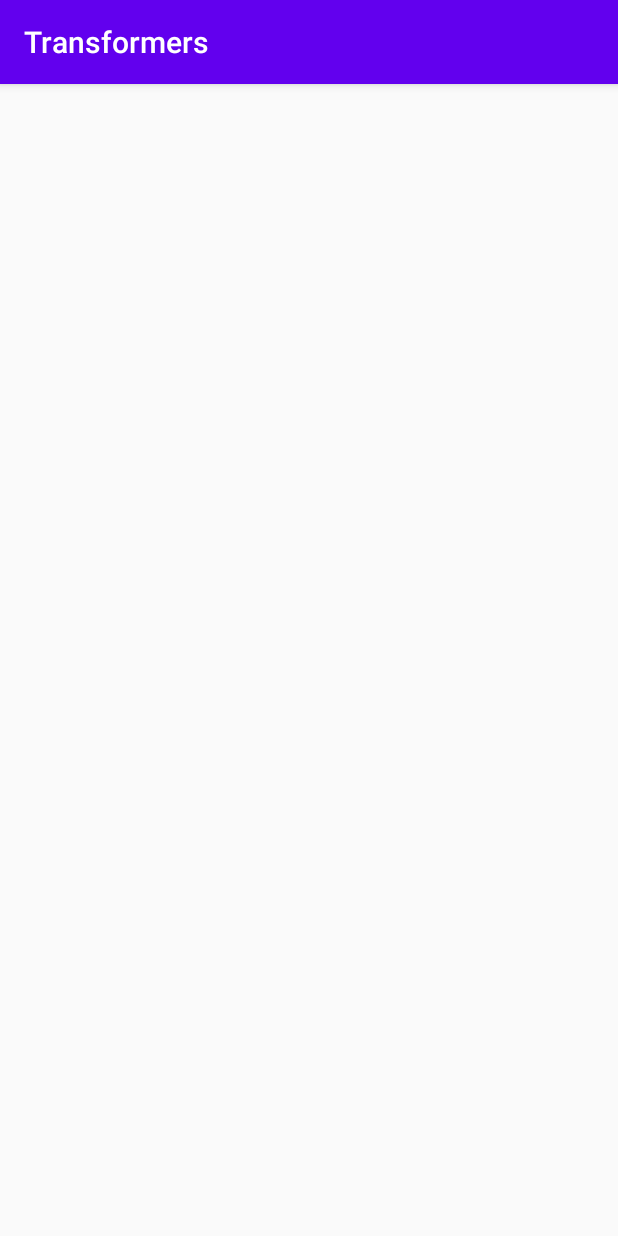
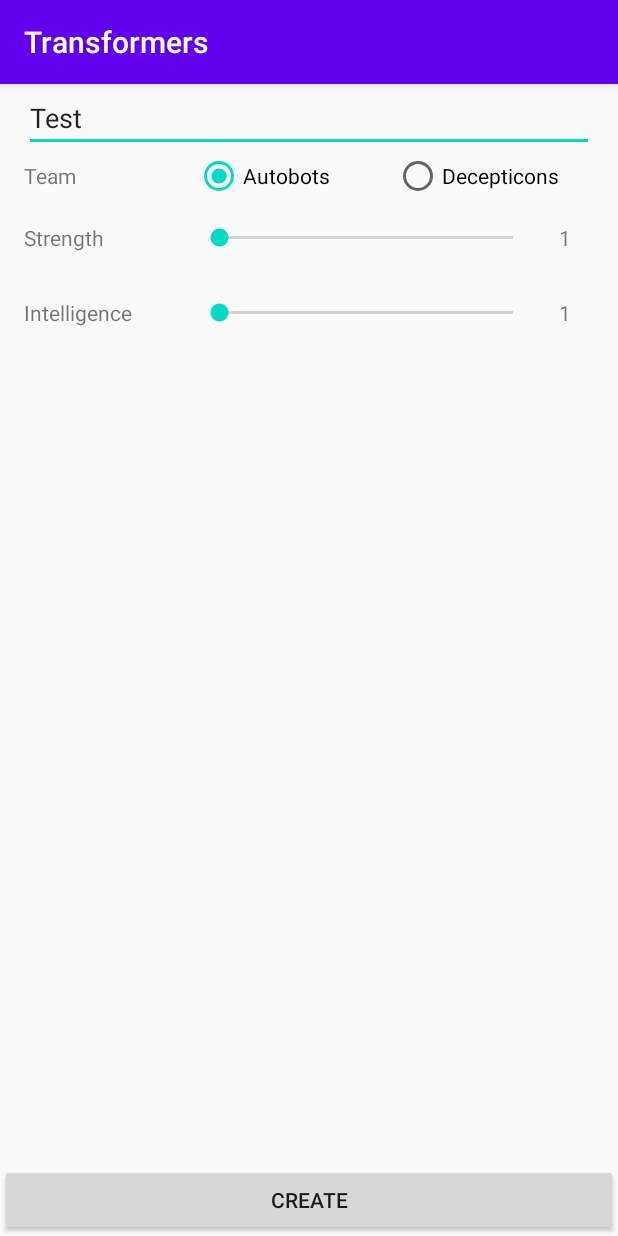
Before and after one commit to shiehnpin/Transformers, an Android app: the fragment TransformerEditFragment shown on its own in the app's theme, on a phone screen of 412 x 824 dp. Run offline under Robolectric (Android 15) with nearby library versions, the phone set to English and light mode, and no system bars; our stand-ins replace Room's generated code; network calls fail; pictures from the network do not load; 1 statement that could not run was skipped.

Commit message:
feat(edit view): implement EditFragmentView and its viewModel.

```diff
--- a/app/src/main/java/com/enping/transformers/Modules.kt
+++ b/app/src/main/java/com/enping/transformers/Modules.kt
@@ -9,6 +9,7 @@ import com.enping.transformers.data.source.local.TransformerDatabase
 import com.enping.transformers.data.source.remote.RemoteDataSource
 import com.enping.transformers.data.source.remote.RemoteDataSourceImpl
 import com.enping.transformers.ui.MainViewModel
+import com.enping.transformers.ui.list.TransformerEditViewModel
 import okhttp3.HttpUrl
 import org.koin.androidx.viewmodel.dsl.viewModel
 import org.koin.dsl.module
@@ -30,4 +31,5 @@ val appModule = module {
 
 val vmModule = module {
     viewModel { MainViewModel(get()) }
+    viewModel { TransformerEditViewModel(get()) }
 }
--- a/app/src/main/java/com/enping/transformers/ui/MainViewModel.kt
+++ b/app/src/main/java/com/enping/transformers/ui/MainViewModel.kt
@@ -14,11 +14,15 @@ class MainViewModel(private val repo: TransformerRepo) : ViewModel() {
     private val _transformers = MutableLiveData<List<Transformer>>()
     val transformers : LiveData<List<Transformer>> = _transformers
 
+    private val _isLoaded = MutableLiveData<Boolean>(false)
+    val isLoaded : LiveData<Boolean> = _isLoaded
+
     fun load(){
         viewModelScope.launch {
             //Todo, handle network disconnect
             repo.getOrCreateAllSpark()
             _transformers.value = repo.getTransformers()
+            _isLoaded.value = true
         }
     }
 
--- a/app/src/main/res/layout/edit_fragment.xml
+++ b/app/src/main/res/layout/edit_fragment.xml
@@ -1,12 +1,95 @@
 <?xml version="1.0" encoding="utf-8"?>
-<ScrollView xmlns:android="http://schemas.android.com/apk/res/android"
+<androidx.constraintlayout.widget.ConstraintLayout xmlns:android="http://schemas.android.com/apk/res/android"
+    xmlns:app="http://schemas.android.com/apk/res-auto"
     xmlns:tools="http://schemas.android.com/tools"
     android:layout_width="match_parent"
     android:layout_height="match_parent"
     tools:context=".ui.list.TransformerEditFragment">
-    <LinearLayout
-        android:layout_width="match_parent"
-        android:layout_height="wrap_content">
 
-    </LinearLayout>
-</ScrollView>
+    <Button
+        android:id="@+id/btn_submit_edit_fragment"
+        android:layout_width="0dp"
+        android:layout_height="wrap_content"
+        android:text="Create"
+        app:layout_constraintStart_toStartOf="parent"
+        app:layout_constraintEnd_toEndOf="parent"
+        app:layout_constraintBottom_toBottomOf="parent"
+        app:layout_constraintTop_toBottomOf="@id/sv_ratings_edit_fragment"
+        />
+
+    <ScrollView
+        android:id="@+id/sv_ratings_edit_fragment"
+        android:layout_width="0dp"
+        android:layout_height="0dp"
+        app:layout_constraintStart_toStartOf="parent"
+        app:layout_constraintEnd_toEndOf="parent"
+        app:layout_constraintTop_toTopOf="parent"
+        app:layout_constraintBottom_toTopOf="@id/btn_submit_edit_fragment"
+        >
+
+        <LinearLayout
+            android:layout_width="match_parent"
+            android:layout_height="wrap_content"
+            android:orientation="vertical"
+            android:paddingStart="16dp"
+            android:paddingEnd="16dp">
+
+            <EditText
+                android:id="@+id/editText"
+                android:layout_width="match_parent"
+                android:layout_height="wrap_content"
+                android:ems="10"
+                android:inputType="textPersonName"
+                android:text="Test"
+                tools:text="TransformerName" />
+
+            <LinearLayout
+                android:layout_width="match_parent"
+                android:layout_height="wrap_content">
+
+                <TextView
+                    android:layout_width="0dp"
+                    android:layout_height="wrap_content"
+                    android:layout_gravity="center_vertical"
+                    android:layout_weight="0.3"
+                    android:text="Team" />
+
+                <RadioGroup
+                    android:id="@+id/rbg_team_edit_fragment"
+                    android:layout_width="0dp"
+                    android:layout_height="wrap_content"
+                    android:layout_weight="0.7"
+                    android:orientation="horizontal">
+
+                    <com.google.android.material.radiobutton.MaterialRadioButton
+                        android:id="@+id/rb_team_a_edit_fragment"
+                        android:layout_width="0dp"
+                        android:layout_height="wrap_content"
+                        android:layout_weight="1"
+                        android:checked="true"
+                        android:text="Autobots" />
+
+                    <com.google.android.material.radiobutton.MaterialRadioButton
+                        android:id="@+id/rb_team_d_edit_fragment"
+                        android:layout_width="0dp"
+                        android:layout_height="wrap_content"
+                        android:layout_weight="1"
+                        android:text="Decepticons" />
+                </RadioGroup>
+            </LinearLayout>
+
+            <com.enping.transformers.RatingSeekBar
+                android:id="@+id/skb_strength_edit_fragment"
+                android:layout_width="match_parent"
+                android:layout_height="wrap_content"
+                app:ratingName="strength" />
+
+            <com.enping.transformers.RatingSeekBar
+                android:id="@+id/skb_intelligence_edit_fragment"
+                android:layout_width="match_parent"
+                android:layout_height="wrap_content"
+                app:ratingName="intelligence" />
+
+        </LinearLayout>
+    </ScrollView>
+</androidx.constraintlayout.widget.ConstraintLayout>
```
Also changed, not shown: app/src/main/java/com/enping/transformers/ui/list/TransformerEditFragment.kt (+28 -4 lines), app/src/main/java/com/enping/transformers/ui/list/TransformerEditViewModel.kt (+9 -11 lines), app/src/main/java/com/enping/transformers/ui/list/TransformersListFragment.kt (+9 -2 lines), 1 other file.
